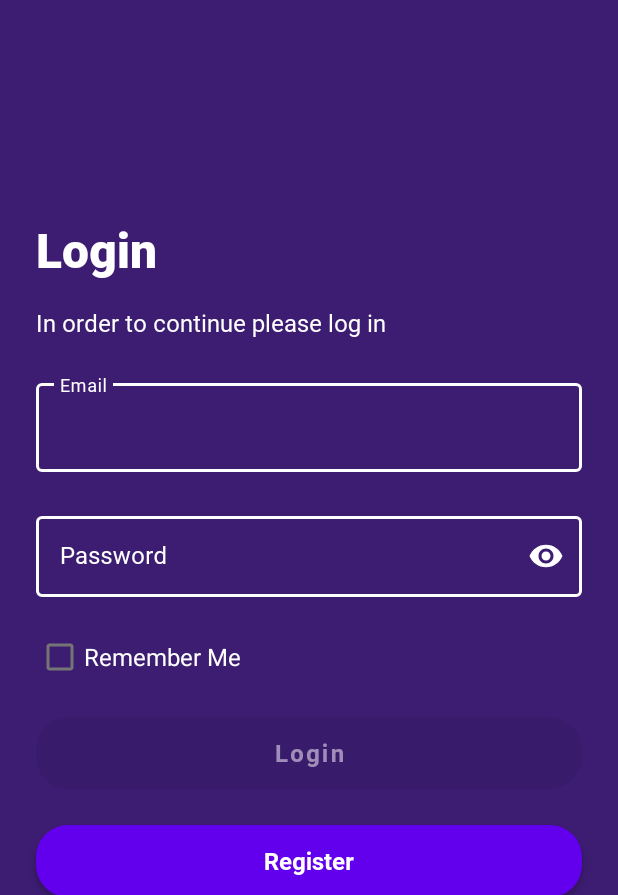
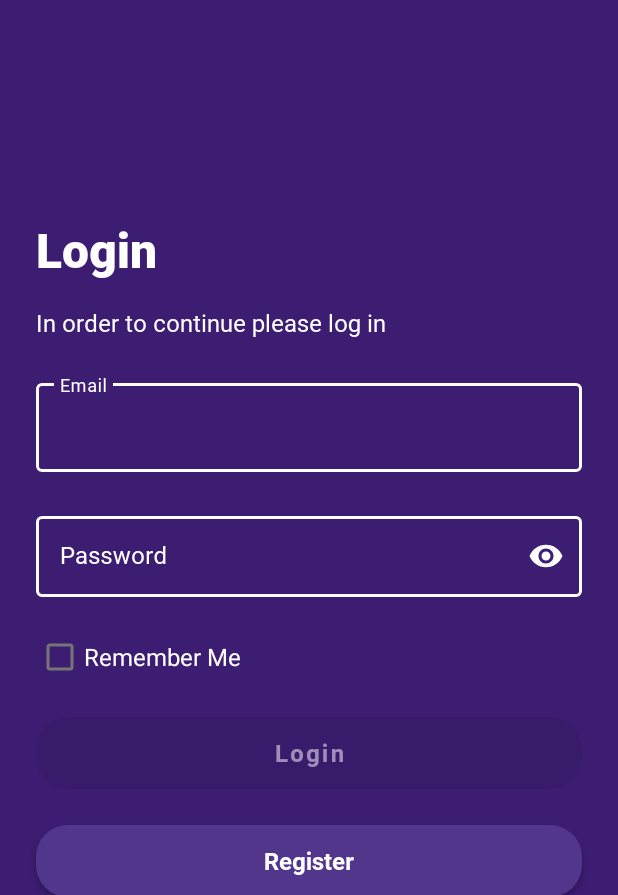
Before and after one commit to DorianBadel/infinum-academy-shows-app-DorianBadel, an Android app: the screen it shows after launch (MainActivity), on a phone screen of 412 x 824 dp, the part 341-1236 px from its top. Run offline under Robolectric (Android 15) with nearby library versions, the phone set to English and light mode, and no system bars; our stand-ins replace Room's generated code; libraries missing offline, so code that uses them is left out: com.chuckerteam.chucker, com.jakewharton.retrofit2; 2 statements that could not run were skipped.

Commit message:
Applying theme and style

```diff
--- a/app/src/main/res/layout/fragment_login_fraagment.xml
+++ b/app/src/main/res/layout/fragment_login_fraagment.xml
@@ -4,24 +4,23 @@
     android:layout_width="match_parent"
     android:layout_height="match_parent"
     xmlns:app="http://schemas.android.com/apk/res-auto"
-    android:background="#3D1D72"
     tools:context=".LoginFraagment">
 
     <ScrollView
         android:layout_width="match_parent"
         android:layout_height="match_parent"
+        android:background="@color/purple_700"
         android:fillViewport="true">
 
     <androidx.constraintlayout.widget.ConstraintLayout
         android:layout_width="match_parent"
-        android:layout_height="match_parent"
+        android:layout_height="wrap_content"
         >
         <ImageView
             android:layout_width="wrap_content"
             android:layout_height="wrap_content"
             android:src="@drawable/ic_top_left"
             app:layout_constraintStart_toStartOf="parent"
-            android:contentDescription="Top left image"
             app:layout_constraintTop_toTopOf="parent" />
 
         <ImageView
@@ -49,7 +48,7 @@
             android:layout_marginTop="184dp"
             android:fontFamily="@font/robotobold"
             android:text="@string/login_app_title"
-            android:textColor="#FFFFFF"
+            android:textColor="@color/white"
             android:textSize="32sp"
             app:layout_constraintHorizontal_bias="0.0"
             app:layout_constraintStart_toEndOf="@+id/playicon"
@@ -59,11 +58,11 @@
             android:id="@+id/loginText"
             android:layout_width="wrap_content"
             android:layout_height="wrap_content"
-            android:layout_marginLeft="24dp"
+            android:layout_marginStart="24dp"
             android:layout_marginTop="152dp"
             android:fontFamily="@font/robotoblack"
             android:text="@string/login_action_title"
-            android:textColor="#FFFFFF"
+            android:textColor="@color/white"
             android:textSize="32sp"
             app:layout_constraintStart_toStartOf="parent"
             app:layout_constraintTop_toBottomOf="@+id/playicon" />
@@ -72,11 +71,11 @@
             android:id="@+id/loginDesc"
             android:layout_width="wrap_content"
             android:layout_height="wrap_content"
-            android:layout_marginLeft="24dp"
+            android:layout_marginStart="24dp"
             android:layout_marginTop="16dp"
             android:fontFamily="@font/robotoregular"
             android:text="@string/login_description"
-            android:textColor="#FFFFFF"
+            android:textColor="@color/white"
             android:textSize="16sp"
             app:layout_constraintStart_toStartOf="parent"
             app:layout_constraintTop_toBottomOf="@+id/loginText" />
@@ -91,9 +90,6 @@
             android:layout_marginTop="24dp"
             android:layout_marginRight="24dp"
             android:hint="@string/login_email_hint"
-            android:textColorHint="#FFFFFF"
-            app:boxStrokeColor="#FFFFFF"
-            app:hintTextColor="#FFFFFF"
             app:layout_constraintEnd_toEndOf="parent"
             app:layout_constraintStart_toStartOf="parent"
             app:layout_constraintTop_toBottomOf="@+id/loginDesc">
@@ -106,8 +102,8 @@
                 android:inputType="textEmailAddress"
                 android:selectAllOnFocus="true"
                 android:singleLine="true"
-                android:textColor="#FFFFFF"
-                android:textColorHint="#FFFFFF"/>
+                android:textColor="@color/white"
+                android:autofillHints="@gmail.com" />
         </com.google.android.material.textfield.TextInputLayout>
 
         <com.google.android.material.textfield.TextInputLayout
@@ -120,14 +116,12 @@
             android:layout_marginTop="24dp"
             android:layout_marginRight="24dp"
             android:hint="@string/login_password_hint"
-            android:textColorHint="#FFFFFF"
-            app:boxStrokeColor="#FFFFFF"
-            app:hintTextColor="#FFFFFF"
             app:layout_constraintEnd_toEndOf="parent"
             app:layout_constraintStart_toStartOf="parent"
             app:layout_constraintTop_toBottomOf="@+id/emailText"
             app:passwordToggleEnabled="true"
-            app:passwordToggleTint="#FFFFFF">
+            app:passwordToggleTint="@color/white"
+            >
 
             <com.google.android.material.textfield.TextInputEditText
                 android:id="@+id/passwordTexttxt"
@@ -140,8 +134,7 @@
                 android:padding="16dp"
                 android:selectAllOnFocus="true"
                 android:singleLine="true"
-                android:textColor="#FFFFFF"
-                android:textColorHint="#FFFFFF"
+                android:textColor="@color/white"
                 app:layout_constraintEnd_toEndOf="parent"
                 app:layout_constraintStart_toStartOf="parent"
                 app:layout_constraintTop_toBottomOf="@+id/emailText" />
@@ -154,9 +147,9 @@
             android:layout_margin="24dp"
             app:layout_constraintStart_toStartOf="parent"
             app:layout_constraintTop_toBottomOf="@+id/passwordText"
-            android:textColor="#FFFFFF"
+            android:textColor="@color/white"
             android:text="@string/remember_me_txt"
-            android:textSize="16dp"
+            android:textSize="16sp"
             />
 
         <Button
@@ -170,7 +163,7 @@
             android:fontFamily="@font/robotobold"
             android:text="@string/login_txt"
             android:textAllCaps="false"
-            android:textColor="#FFFFFF"
+            android:textColor="@color/white"
             android:textSize="16sp"
             app:layout_constraintTop_toBottomOf ="@id/cbRememberMe"
             app:layout_constraintEnd_toEndOf="parent"
@@ -187,12 +180,10 @@
             android:layout_marginBottom="32dp"
             android:layout_marginTop="24dp"
             android:background="@drawable/btn_bg"
-            android:backgroundTint="#BBBBBB"
             android:fontFamily="@font/robotobold"
             android:text="@string/registerText"
             android:textAppearance="@style/TextAppearance.AppCompat.Body2"
-            android:textColor="#FFFFFF"
-            android:textColorHint="#FFFFFF"
+            android:textColor="@color/white"
             android:textSize="16sp"
             app:layout_constraintTop_toBottomOf="@+id/loginbtn"
             app:layout_constraintBottom_toBottomOf="parent"
--- a/app/src/main/res/layout/navigation_bar.xml
+++ b/app/src/main/res/layout/navigation_bar.xml
@@ -15,7 +15,7 @@
             android:id="@+id/txtInternetStatus"
             android:layout_width="wrap_content"
             android:layout_height="wrap_content"
-            android:text="ONLINE"
+            android:text="@string/online"
             android:textColor="@color/purple_500"
             android:textSize="16sp"
             />
@@ -25,8 +25,8 @@
             android:id="@+id/btnProfile"
             android:layout_width="32dp"
             android:layout_height="32dp"
-            android:layout_marginLeft="344dp"
-            android:layout_marginRight="32dp"
+            android:layout_marginStart="344dp"
+            android:layout_marginEnd="32dp"
             android:layout_marginTop="16dp"
             android:layout_marginBottom="24dp"
             android:src="@drawable/ic_new_profile"
--- a/app/src/main/res/layout/view_show_card.xml
+++ b/app/src/main/res/layout/view_show_card.xml
@@ -30,7 +30,7 @@
                 android:layout_width="match_parent"
                 android:layout_height="104dp"
                 android:layout_gravity="bottom"
-                android:background="#FFFFFF" />
+                android:background="@color/white" />
 
             <TextView
                 android:id="@+id/cardTitle"
--- a/app/src/main/res/values/colors.xml
+++ b/app/src/main/res/values/colors.xml
@@ -1,11 +1,12 @@
 <?xml version="1.0" encoding="utf-8"?>
 <resources>
     <color name="purple_200">#FFBB86FC</color>
-    <color name="purple_500">#FF6200EE</color>
+    <color name="purple_500">#52368C</color>
     <color name="purple_700">#3D1D72</color>
     <color name="teal_200">#FF03DAC5</color>
     <color name="teal_700">#FF018786</color>
     <color name="black">#FF000000</color>
     <color name="white">#FFFFFFFF</color>
+    <color name="grey">#808080</color>
     <color name="mtrl_textinput_default_box_stroke_color">#FFFFFFFF</color>
 </resources>
--- a/app/src/main/res/values/strings.xml
+++ b/app/src/main/res/values/strings.xml
@@ -64,5 +64,7 @@
     <string name="rating">rating</string>
         <!-- Extras -->
         <string name="hint_comment">Comment</string>
+    <string name="edit_profile">Edit Profile</string>
+    <string name="online">ONLINE</string>
 
 </resources>
--- a/app/src/main/res/values/styles.xml
+++ b/app/src/main/res/values/styles.xml
@@ -3,11 +3,15 @@
 
     <style name="LoginTextInputLayoutStyle" parent="Widget.MaterialComponents.TextInputLayout.OutlinedBox">
         <item name="boxStrokeColor">@color/white</item>
+        <item name="hintTextColor">@color/white</item>
+        <item name="android:textColorHint">@color/white</item>
         <item name="boxStrokeWidth">2dp</item>
     </style>
 
     <style name="LoginTextInputLayoutStyleAlt" parent="Widget.MaterialComponents.TextInputLayout.OutlinedBox">
-        <item name="boxStrokeColor">#52368C</item>
+        <item name="boxStrokeColor">@color/purple_500</item>
+        <item name="hintTextColor">@color/purple_200</item>
+        <item name="android:textColorHint">@color/purple_700</item>
         <item name="boxStrokeWidth">2dp</item>
     </style>
 
```
Also changed, not shown: app/src/main/java/com/example/shows_your_name/LoginFraagment.kt (+6 -3 lines), app/src/main/java/com/example/shows_your_name/RegisterFragment.kt (+14 -3 lines), app/src/main/res/layout/dialog_add_review.xml (+6 -7 lines), app/src/main/res/layout/dialog_profile.xml (+5 -8 lines), app/src/main/res/layout/fragment_register_fragment.xml (+14 -27 lines), app/src/main/res/layout/fragment_show_details.xml (+7 -7 lines), app/src/main/res/layout/fragment_shows.xml (+4 -9 lines), app/src/main/res/layout/view_item_review.xml (+5 -5 lines).
